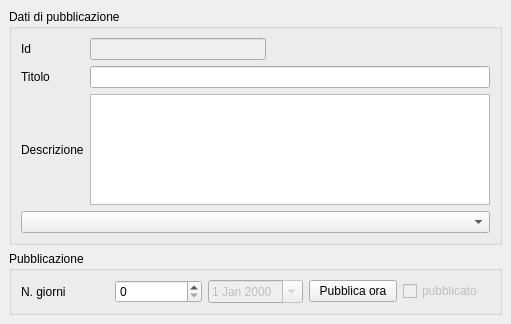
Old version of the form src/com/axiastudio/suite/pubblicazioni/forms/pubblicazione.ui in the repository tizianolattisi/suitegda.
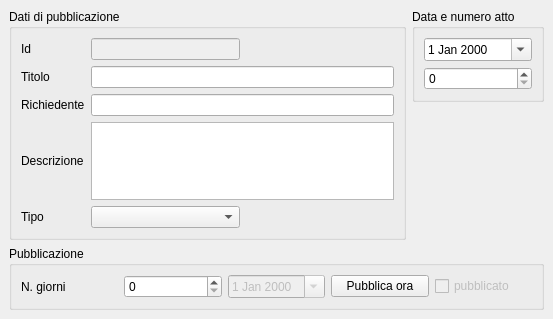
New version of the form. Custom widgets are drawn as their Qt base class.

Commit message: Aggiunte sulla UI della pubblicazione.

Patch:
```diff
--- a/src/com/axiastudio/suite/pubblicazioni/forms/pubblicazione.ui
+++ b/src/com/axiastudio/suite/pubblicazioni/forms/pubblicazione.ui
@@ -6,16 +6,16 @@
    <rect>
     <x>0</x>
     <y>0</y>
-    <width>511</width>
-    <height>324</height>
+    <width>553</width>
+    <height>319</height>
    </rect>
   </property>
   <property name="windowTitle">
    <string>Pubblicazione</string>
   </property>
   <widget class="QWidget" name="centralwidget">
-   <layout class="QVBoxLayout" name="verticalLayout">
-    <item>
+   <layout class="QGridLayout" name="gridLayout_2">
+    <item row="0" column="0" rowspan="2">
      <widget class="QGroupBox" name="groupBox_2">
       <property name="title">
        <string>Dati di pubblicazione</string>
@@ -45,7 +45,7 @@
          </property>
          <property name="sizeHint" stdset="0">
           <size>
-           <width>218</width>
+           <width>125</width>
            <height>20</height>
           </size>
          </property>
@@ -66,20 +66,41 @@
         </widget>
        </item>
        <item row="2" column="0">
+        <widget class="QLabel" name="label_5">
+         <property name="text">
+          <string>Richiedente</string>
+         </property>
+        </widget>
+       </item>
+       <item row="2" column="1" colspan="2">
+        <widget class="QLineEdit" name="lineEdit_3">
+         <property name="column" stdset="0">
+          <string>richiedente</string>
+         </property>
+        </widget>
+       </item>
+       <item row="3" column="0">
         <widget class="QLabel" name="label_3">
          <property name="text">
           <string>Descrizione</string>
          </property>
         </widget>
        </item>
-       <item row="2" column="1" colspan="2">
+       <item row="3" column="1" colspan="2">
         <widget class="QTextEdit" name="textEdit">
          <property name="column" stdset="0">
           <string>descrizione</string>
          </property>
         </widget>
        </item>
-       <item row="3" column="0" colspan="3">
+       <item row="4" column="0">
+        <widget class="QLabel" name="label_4">
+         <property name="text">
+          <string>Tipo</string>
+         </property>
+        </widget>
+       </item>
+       <item row="4" column="1">
         <widget class="com.axiastudio.pypapi.ui.widgets.PyPaPiComboBox" name="comboBox">
          <property name="column" stdset="0">
           <string>tipoattopubblicazione</string>
@@ -89,7 +110,52 @@
       </layout>
      </widget>
     </item>
-    <item>
+    <item row="0" column="1">
+     <widget class="QGroupBox" name="groupBox">
+      <property name="title">
+       <string>Data e numero atto</string>
+      </property>
+      <layout class="QVBoxLayout" name="verticalLayout">
+       <item>
+        <widget class="com.axiastudio.pypapi.ui.widgets.PyPaPiDateEdit" name="dateEdit_dataatto">
+         <property name="enabled">
+          <bool>true</bool>
+         </property>
+         <property name="calendarPopup">
+          <bool>true</bool>
+         </property>
+         <property name="column" stdset="0">
+          <string>dataatto</string>
+         </property>
+        </widget>
+       </item>
+       <item>
+        <widget class="QSpinBox" name="spinBox_numeroatto">
+         <property name="enabled">
+          <bool>true</bool>
+         </property>
+         <property name="column" stdset="0">
+          <string>numeroatto</string>
+         </property>
+        </widget>
+       </item>
+      </layout>
+     </widget>
+    </item>
+    <item row="1" column="1">
+     <spacer name="verticalSpacer">
+      <property name="orientation">
+       <enum>Qt::Vertical</enum>
+      </property>
+      <property name="sizeHint" stdset="0">
+       <size>
+        <width>20</width>
+        <height>107</height>
+       </size>
+      </property>
+     </spacer>
+    </item>
+    <item row="2" column="0" colspan="2">
      <widget class="QGroupBox" name="groupBox_3">
       <property name="title">
        <string>Pubblicazione</string>
```
